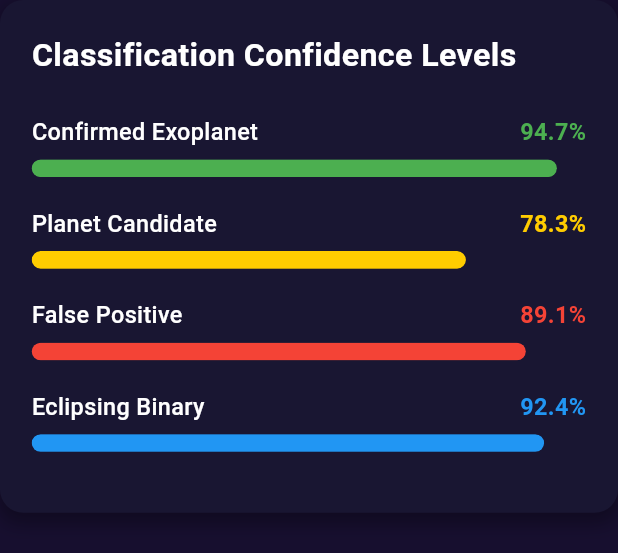
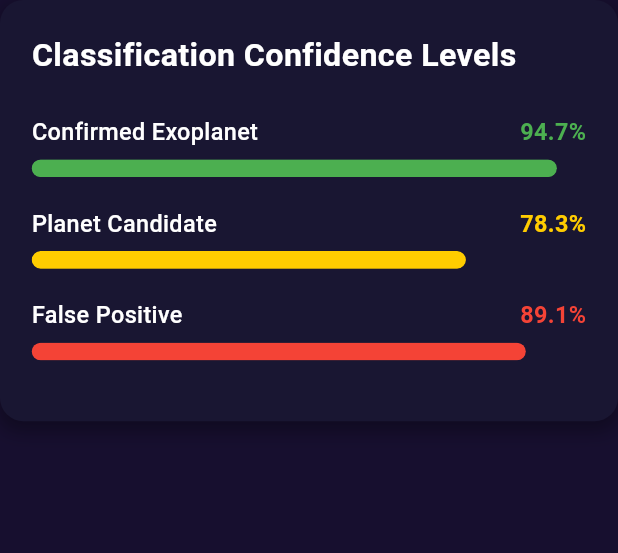
Before and after one commit to HamdiElsherpeni/nasa_app, a Flutter app: the ClassificationConfidenceWidget widget shown alone on an empty page, opened directly, on a phone screen of 412 x 824 dp. Shown: the top 553 px of the screen. Run offline on Flutter 3.47's test engine with Material 3 defaults, Android fonts, the phone set to English and light mode, and no system bars; our stand-ins replace dartz, dio, dotted_border, file_picker, fl_chart, flutter_bloc and 5 more; accounts and stored records are empty.

Commit message:
updates on result view

```diff
--- a/lib/futures/result/presentation/view/widgets/classification_confidince_widget.dart
+++ b/lib/futures/result/presentation/view/widgets/classification_confidince_widget.dart
@@ -22,11 +22,7 @@ class ClassificationConfidenceWidget extends StatelessWidget {
       title: 'False Positive',
       color: const Color(0xFFF44336), // أحمر
     ),
-    ConfidenceLevelModel(
-      confidence: 92.4,
-      title: 'Eclipsing Binary',
-      color: const Color(0xFF2196F3), // أزرق
-    ),
+
   ];
 
   @override
--- a/lib/futures/result/presentation/view/widgets/classification_distribution_widget.dart
+++ b/lib/futures/result/presentation/view/widgets/classification_distribution_widget.dart
@@ -11,8 +11,7 @@ class ClassificationDistributionWidget extends StatelessWidget {
     PieChartDataModel(value: 30, title: 'Confirmed Exoplanets', color: const Color(0xFF4CAF50)), // أخضر
     PieChartDataModel(value: 25, title: 'Planet Candidates', color: const Color(0xFFFFA500)), // برتقالي
     PieChartDataModel(value: 25, title: 'False Positives', color: const Color(0xFFF44336)), // أحمر
-    PieChartDataModel(value: 20, title: 'Eclipsing Binaries', color: const Color(0xFF2196F3)), // أزرق
-  ];
+   ];
 
   @override
   Widget build(BuildContext context) {
--- a/lib/futures/result/presentation/view/widgets/coustem_prediction_summaryl_list.dart
+++ b/lib/futures/result/presentation/view/widgets/coustem_prediction_summaryl_list.dart
@@ -12,8 +12,7 @@ class PredictionSummaryList extends StatelessWidget {
       {'count': 3421, 'label': 'Confirmed Exoplanets', 'color': const Color(0xFF4CAF50), 'icon': Icons.check},
       {'count': 2847, 'label': 'Planet Candidates', 'color': const Color(0xFFE4AD1E), 'icon': Icons.help_outline},
       {'count': 4129, 'label': 'False Positives', 'color': const Color(0xFFF44336), 'icon': Icons.close},
-      {'count': 2450, 'label': 'New Discoveries', 'color': const Color(0xFF2196F3), 'icon': Icons.star},
-    ];
+      ];
 
     return Container(
       width: double.infinity,
```
